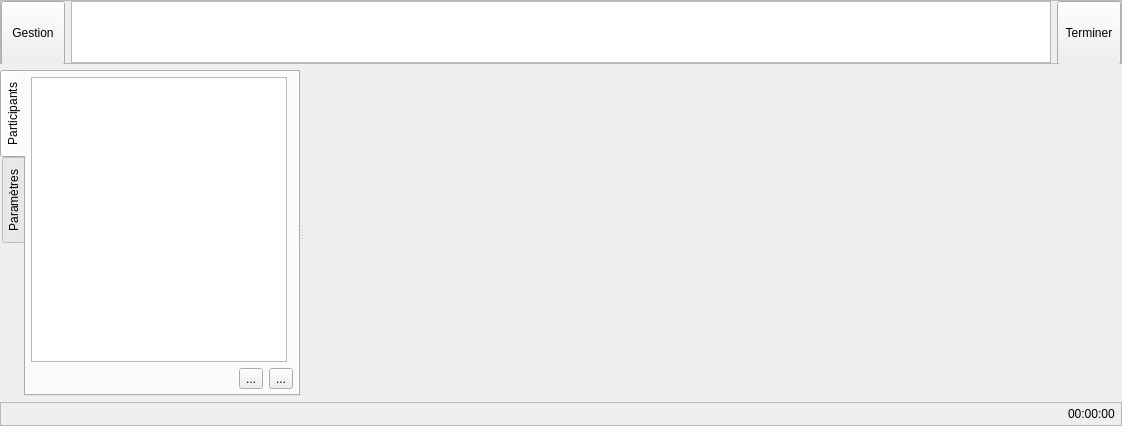
Before: the Qt Designer form client/src/InSessionWidget.ui in introlab/openteraplus, drawn with Qt 5.
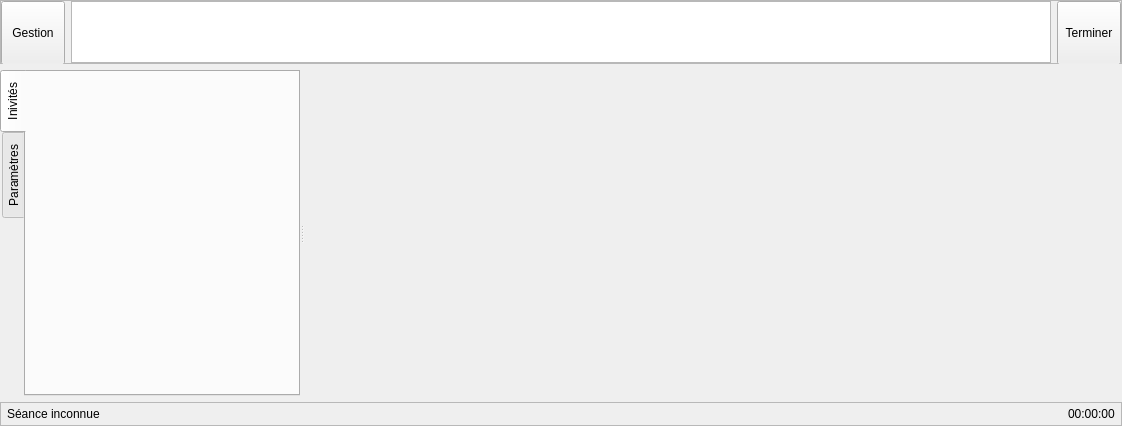
After: the same form once the commit is applied. Icons and pictures are not drawn. Custom widgets are drawn as their Qt base class.

Commit message: Refs #8. Added SessionInviteWidget in In Session GUI. Tests in progress to add-remove invitees from session while in session.

Diff of the .ui file:
```diff
--- a/client/src/InSessionWidget.ui
+++ b/client/src/InSessionWidget.ui
@@ -171,7 +171,7 @@
          <normaloff>:/icons/patient.png</normaloff>:/icons/patient.png</iconset>
        </attribute>
        <attribute name="title">
-        <string>Participants</string>
+        <string>Inivités</string>
        </attribute>
        <layout class="QVBoxLayout" name="verticalLayout_2">
         <property name="leftMargin">
@@ -187,74 +187,7 @@
          <number>5</number>
         </property>
         <item>
-         <widget class="QListWidget" name="lstParticipants">
-          <property name="sizePolicy">
-           <sizepolicy hsizetype="Maximum" vsizetype="Expanding">
-            <horstretch>0</horstretch>
-            <verstretch>0</verstretch>
-           </sizepolicy>
-          </property>
-         </widget>
-        </item>
-        <item>
-         <layout class="QHBoxLayout" name="horizontalLayout_3">
-          <item>
-           <spacer name="horizontalSpacer_2">
-            <property name="orientation">
-             <enum>Qt::Horizontal</enum>
-            </property>
-            <property name="sizeHint" stdset="0">
-             <size>
-              <width>40</width>
-              <height>20</height>
-             </size>
-            </property>
-           </spacer>
-          </item>
-          <item>
-           <widget class="QToolButton" name="btnInviteParticipant">
-            <property name="toolTip">
-             <string>Ajouter des participants - utilisateurs</string>
-            </property>
-            <property name="text">
-             <string>...</string>
-            </property>
-            <property name="icon">
-             <iconset resource="../resources/TeraClient.qrc">
-              <normaloff>:/icons/new.png</normaloff>:/icons/new.png</iconset>
-            </property>
-            <property name="iconSize">
-             <size>
-              <width>20</width>
-              <height>20</height>
-             </size>
-            </property>
-           </widget>
-          </item>
-          <item>
-           <widget class="QToolButton" name="btnDeleteParticipant">
-            <property name="cursor">
-             <cursorShape>PointingHandCursor</cursorShape>
-            </property>
-            <property name="toolTip">
-             <string>Retirer participant / utilisateur</string>
-            </property>
-            <property name="text">
-             <string>...</string>
-            </property>
-            <property name="icon">
-             <iconset resource="../resources/TeraClient.qrc">
-              <normaloff>:/icons/delete_old.png</normaloff>:/icons/delete_old.png</iconset>
-            </property>
-            <property name="iconSize">
-             <size>
-              <width>20</width>
-              <height>20</height>
-             </size>
-            </property>
-           </widget>
-          </item>
-         </layout>
+         <widget class="SessionInviteWidget" name="wdgInvitees" native="true"/>
         </item>
        </layout>
       </widget>
@@ -333,6 +266,13 @@
       <property name="bottomMargin">
        <number>0</number>
       </property>
+      <item>
+       <widget class="QLabel" name="lblSessionName">
+        <property name="text">
+         <string>Séance inconnue</string>
+        </property>
+       </widget>
+      </item>
       <item>
        <spacer name="horizontalSpacer">
         <property name="orientation">
@@ -358,6 +298,14 @@
    </item>
   </layout>
  </widget>
+ <customwidgets>
+  <customwidget>
+   <class>SessionInviteWidget</class>
+   <extends>QWidget</extends>
+   <header>SessionInviteWidget.h</header>
+   <container>1</container>
+  </customwidget>
+ </customwidgets>
  <resources>
   <include location="../resources/TeraClient.qrc"/>
  </resources>
```
The commit also changes 13 other files.
